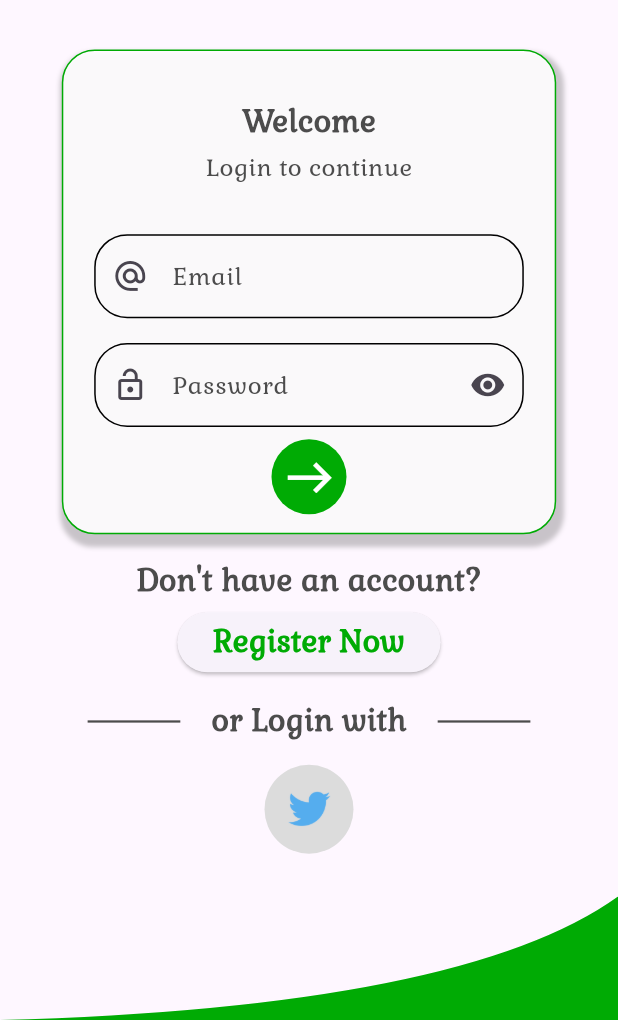
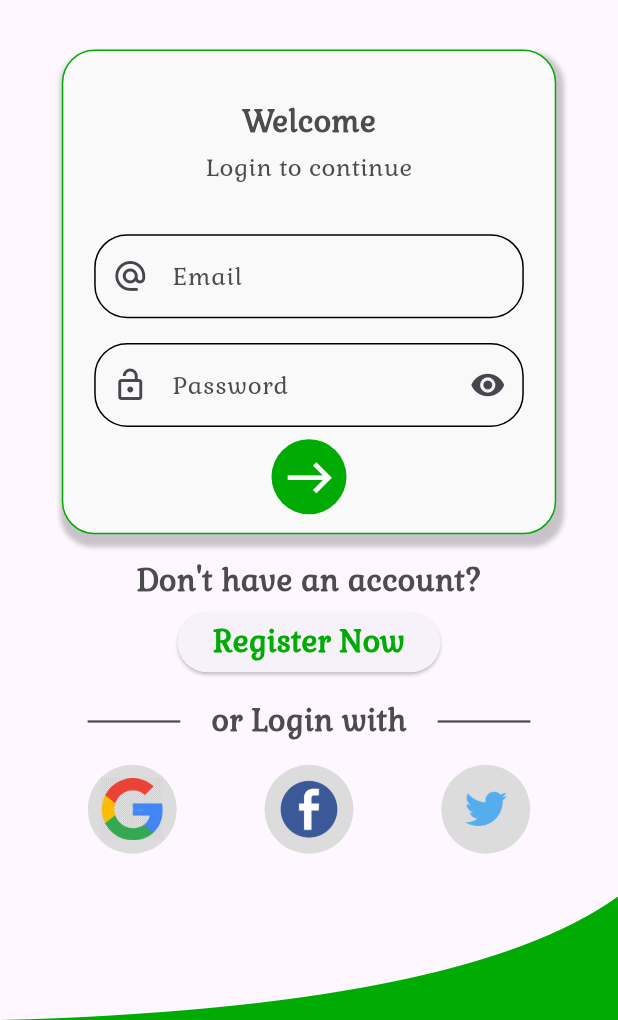
Before and after one commit to MustafaSheeha/SpeedCircles, a Flutter app: the screen it shows after launch, after a tap on "skip", on a phone screen of 412 x 824 dp, the part 216-1236 px from its top. Run offline on Flutter 3.47's test engine with Material 3 defaults, Android fonts, the phone set to English and light mode, and no system bars; our stand-ins replace get, shared_preferences.

Commit message:
Refactor social login buttons
- Create a new widget `SocialLoginListWidget` to display a list of social login buttons
- Create a new widget `SocialLoginWidget` to display a single social login button
- Remove the hard-coded Twitter button from `LoginView` and replace it with `SocialLoginListWidget`

```diff
--- a/lib/features/auth/login/view/login_view.dart
+++ b/lib/features/auth/login/view/login_view.dart
@@ -1,13 +1,12 @@
 import 'package:flutter/material.dart';
 import 'package:get/get.dart';
-import 'package:speedcircles/core/constants/app_assets.dart';
 import 'package:speedcircles/core/routes/app_route_names.dart';
 import 'package:speedcircles/features/auth/widgets/auth_template_widget.dart';
 import 'package:speedcircles/features/auth/login/view/widgets/new_account_widget.dart';
-import '../../../../core/constants/app_colors.dart';
 import '../../../../core/widgets/vertical_space.dart';
 import 'widgets/login_body_widget.dart';
 import 'widgets/or_login_widget.dart';
+import 'widgets/social_login_list_widget.dart';
 
 class LoginView extends StatelessWidget {
   const LoginView({super.key});
@@ -22,18 +21,11 @@ class LoginView extends StatelessWidget {
         VerticalSpace(Get.height * 0.02),
         NewAccountWidget(onPressed: () => Get.toNamed(AppRouteNames.register)),
         const OrLoginWidget(),
-        Row(
-          mainAxisAlignment: MainAxisAlignment.center,
-          children: [
-            CircleAvatar(
-              radius: Get.height * 0.036,
-              backgroundColor: AppColors.lightGrey,
-              child: Image.asset(AppAssets.imagesTwitter,
-                height: Get.height * 0.05,
-              ),
-            )
-          ],
-        )
+        const SocialLoginListWidget(socialAccountsOnTap: [
+          null,
+          null,
+          null,
+        ],)
       ],
     )));
   }
--- /dev/null
+++ b/lib/features/auth/login/view/widgets/social_login_list_widget.dart
@@ -0,0 +1,33 @@
+
+import 'package:flutter/material.dart';
+
+import '../../../../../core/constants/app_assets.dart';
+import 'social_login_widget.dart';
+
+class SocialLoginListWidget extends StatelessWidget {
+  const SocialLoginListWidget({
+    super.key,
+    required this.socialAccountsOnTap,
+  });
+  final List<void Function()?> socialAccountsOnTap;
+  @override
+  Widget build(BuildContext context) {
+    List<String> socialAccounts = [
+      AppAssets.imagesGoogle,
+      AppAssets.imagesFacebook,
+      AppAssets.imagesTwitter,
+    ];
+    return Row(
+      mainAxisAlignment: MainAxisAlignment.spaceEvenly,
+      children: [
+        ...List.generate(
+          socialAccounts.length,
+          (index) => SocialLoginWidget(
+            onTap: socialAccountsOnTap[index],
+            socialAccount: socialAccounts[index],
+          ),
+        )
+      ],
+    );
+  }
+}
--- /dev/null
+++ b/lib/features/auth/login/view/widgets/social_login_widget.dart
@@ -0,0 +1,29 @@
+
+import 'package:flutter/material.dart';
+import 'package:get/get.dart';
+
+import '../../../../../core/constants/app_colors.dart';
+
+class SocialLoginWidget extends StatelessWidget {
+  const SocialLoginWidget({
+    super.key,
+    this.onTap,
+    required this.socialAccount,
+  });
+  final String socialAccount;
+  final void Function()? onTap;
+  @override
+  Widget build(BuildContext context) {
+    return GestureDetector(
+      onTap: onTap,
+      child: CircleAvatar(
+        radius: Get.height * 0.036,
+        backgroundColor: AppColors.lightGrey,
+        child: Image.asset(
+          socialAccount,
+          height: Get.height * 0.05,
+        ),
+      ),
+    );
+  }
+}
```
